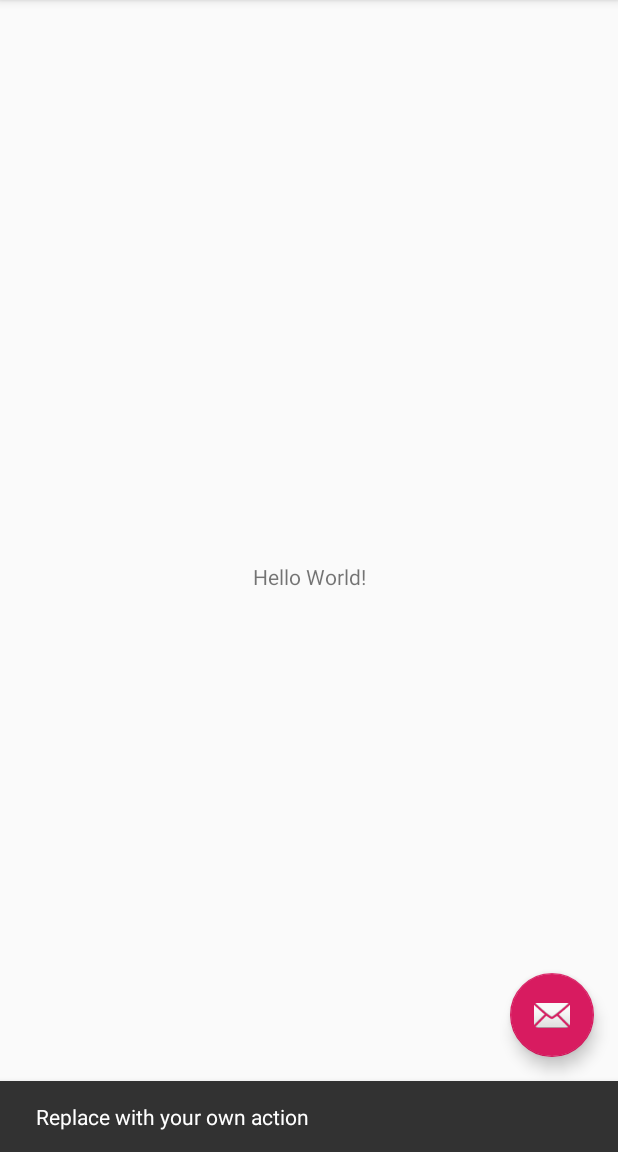
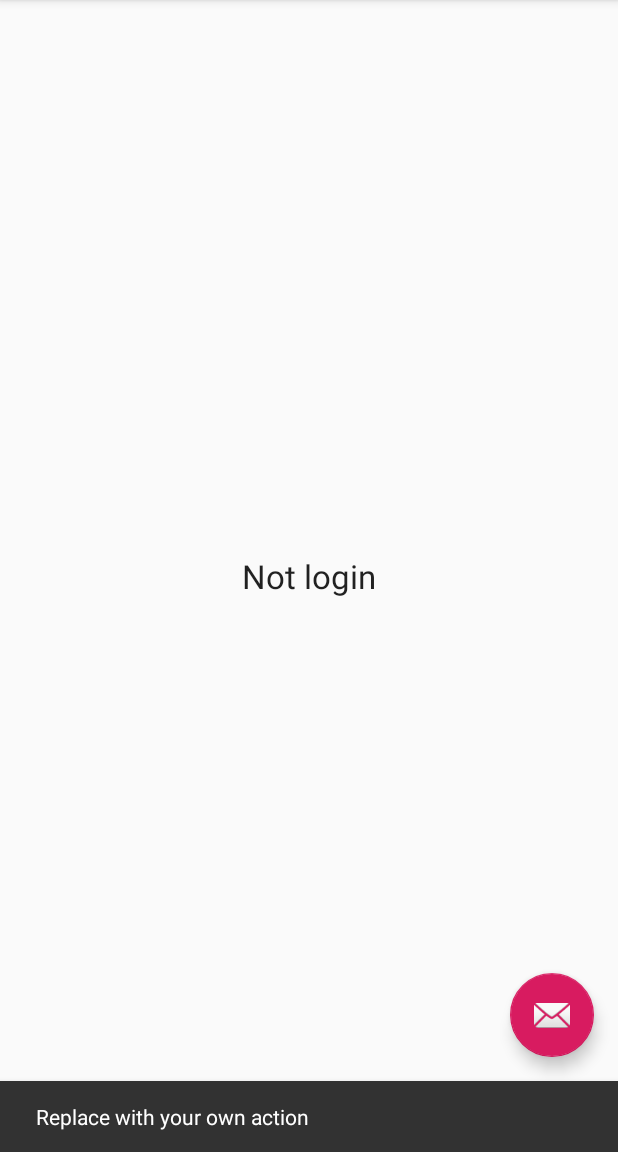
Before and after one commit to thumbb13555/Shop, an Android app: the screen it shows after launch (MainActivity), after a tap on an icon or button, on a phone screen of 412 x 824 dp, the part 84-1236 px from its top. Run offline under Robolectric (Android 15) with nearby library versions, the phone set to English and light mode, and no system bars; our stand-ins replace Firebase (no records; nobody signed in at launch, a user with empty details on screens opened directly).

Commit message:
第二單元完

```diff
--- a/app/src/main/AndroidManifest.xml
+++ b/app/src/main/AndroidManifest.xml
@@ -9,6 +9,7 @@
         android:roundIcon="@mipmap/ic_launcher_round"
         android:supportsRtl="true"
         android:theme="@style/AppTheme">
+        <activity android:name=".SignInActivity"></activity>
         <activity
             android:name=".MainActivity"
             android:label="@string/app_name"
--- a/app/src/main/java/com/hank/shop/MainActivity.kt
+++ b/app/src/main/java/com/hank/shop/MainActivity.kt
@@ -1,14 +1,25 @@
 package com.hank.shop
 
+import android.app.Activity
+import android.content.Intent
 import android.os.Bundle
+import android.util.Log
 import com.google.android.material.snackbar.Snackbar
 import androidx.appcompat.app.AppCompatActivity
 import android.view.Menu
 import android.view.MenuItem
+import android.view.View
+import com.google.firebase.auth.FirebaseAuth
+import com.google.firebase.auth.FirebaseUser
 
 import kotlinx.android.synthetic.main.activity_main.*
+import kotlinx.android.synthetic.main.content_main.*
 
-class MainActivity : AppCompatActivity() {
+class MainActivity : AppCompatActivity() ,FirebaseAuth.AuthStateListener{
+
+
+    private val RC_SIGNIN = 100
+    private val TAG:String = MainActivity::class.java.simpleName
 
     override fun onCreate(savedInstanceState: Bundle?) {
         super.onCreate(savedInstanceState)
@@ -19,6 +30,37 @@ class MainActivity : AppCompatActivity() {
             Snackbar.make(view, "Replace with your own action", Snackbar.LENGTH_LONG)
                 .setAction("Action", null).show()
         }
+        verify_email.setOnClickListener {
+            FirebaseAuth.getInstance().currentUser?.sendEmailVerification()
+                ?.addOnCompleteListener { task ->
+                    if (task.isSuccessful){
+                        Snackbar.make(it,"Verifty email sent",Snackbar.LENGTH_LONG).show()
+                    }
+                }
+        }
+    }
+    override fun onAuthStateChanged(auth: FirebaseAuth) {
+
+        val user:FirebaseUser? = auth.currentUser
+        Log.d(TAG, "onAuthStateChanged: ${user?.uid}")
+        if (user != null){
+            user_info.setText("Email:${user.email}/${user.isEmailVerified}")
+            verify_email.visibility = if (user.isEmailVerified) View.GONE else View.VISIBLE
+        }else{
+            user_info.setText("Not login")
+            verify_email.visibility = View.GONE
+        }
+
+    }
+
+    override fun onStart() {
+        super.onStart()
+        FirebaseAuth.getInstance().addAuthStateListener (this)
+    }
+
+    override fun onStop() {
+        super.onStop()
+        FirebaseAuth.getInstance().removeAuthStateListener(this)
     }
 
     override fun onCreateOptionsMenu(menu: Menu): Boolean {
@@ -33,6 +75,12 @@ class MainActivity : AppCompatActivity() {
         // as you specify a parent activity in AndroidManifest.xml.
         return when (item.itemId) {
             R.id.action_settings -> true
+            R.id.action_signin ->{
+                startActivityForResult(Intent(this,SignInActivity::class.java),RC_SIGNIN)
+                true}
+            R.id.action_signout->{FirebaseAuth.getInstance().signOut()
+                true}
+
             else -> super.onOptionsItemSelected(item)
         }
     }
--- a/app/src/main/res/layout/content_main.xml
+++ b/app/src/main/res/layout/content_main.xml
@@ -9,12 +9,25 @@
     tools:showIn="@layout/activity_main">
 
     <TextView
+        android:id="@+id/user_info"
         android:layout_width="wrap_content"
         android:layout_height="wrap_content"
         android:text="Hello World!"
+        android:textAppearance="@style/TextAppearance.AppCompat.Large"
         app:layout_constraintBottom_toBottomOf="parent"
         app:layout_constraintLeft_toLeftOf="parent"
         app:layout_constraintRight_toRightOf="parent"
         app:layout_constraintTop_toTopOf="parent" />
 
+    <Button
+        android:id="@+id/verify_email"
+        android:layout_width="wrap_content"
+        android:layout_height="wrap_content"
+        android:layout_marginTop="16dp"
+        android:text="Verify Email"
+        android:visibility="gone"
+        app:layout_constraintEnd_toEndOf="parent"
+        app:layout_constraintStart_toStartOf="parent"
+        app:layout_constraintTop_toBottomOf="@+id/user_info" />
+
 </androidx.constraintlayout.widget.ConstraintLayout>
--- a/app/src/main/res/menu/menu_main.xml
+++ b/app/src/main/res/menu/menu_main.xml
@@ -7,4 +7,10 @@
         android:orderInCategory="100"
         android:title="@string/action_settings"
         app:showAsAction="never" />
+    <item
+        android:id="@+id/action_signin"
+        android:title="Sing in" />
+    <item
+        android:id="@+id/action_signout"
+        android:title="Sign Out" />
 </menu>
```
Also changed, not shown: app/src/main/java/com/hank/shop/SignInActivity.kt (added, +69 -0 lines), app/src/main/res/layout/activity_sign_in.xml (added, +78 -0 lines).
